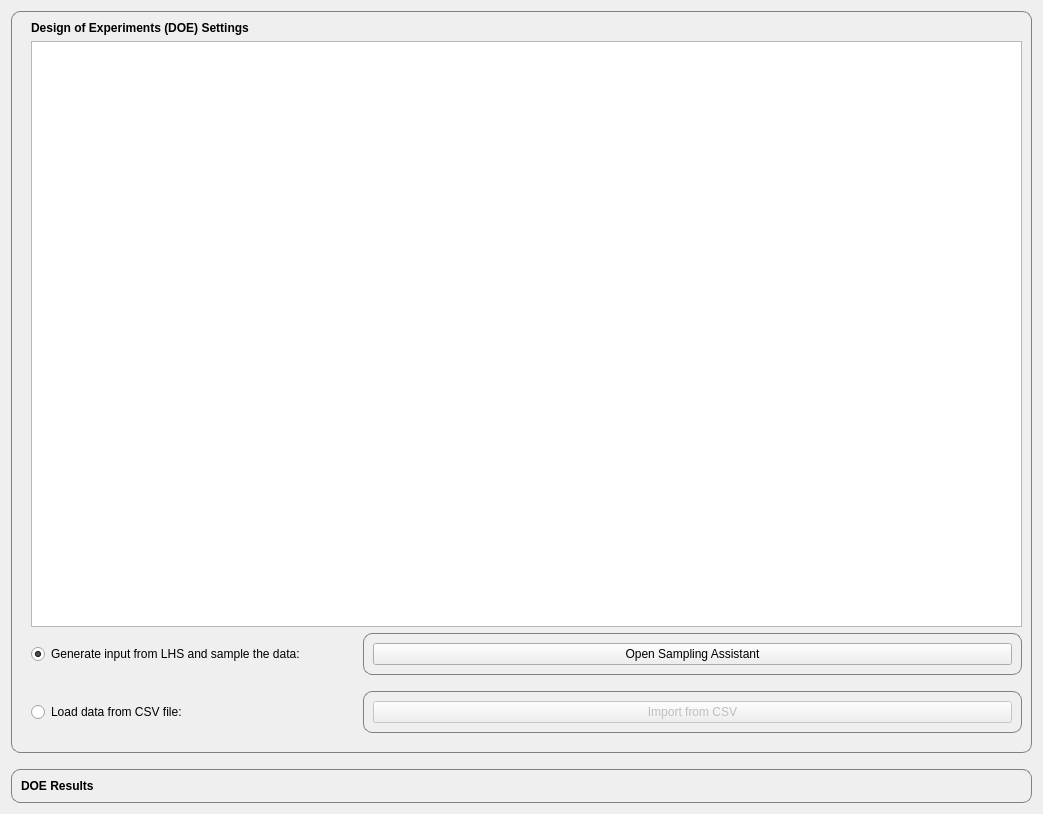
This is gui/views/ui_files/doetab.ui in feslima/metacontrol as Qt 5 draws it before an edit. The edited form follows.
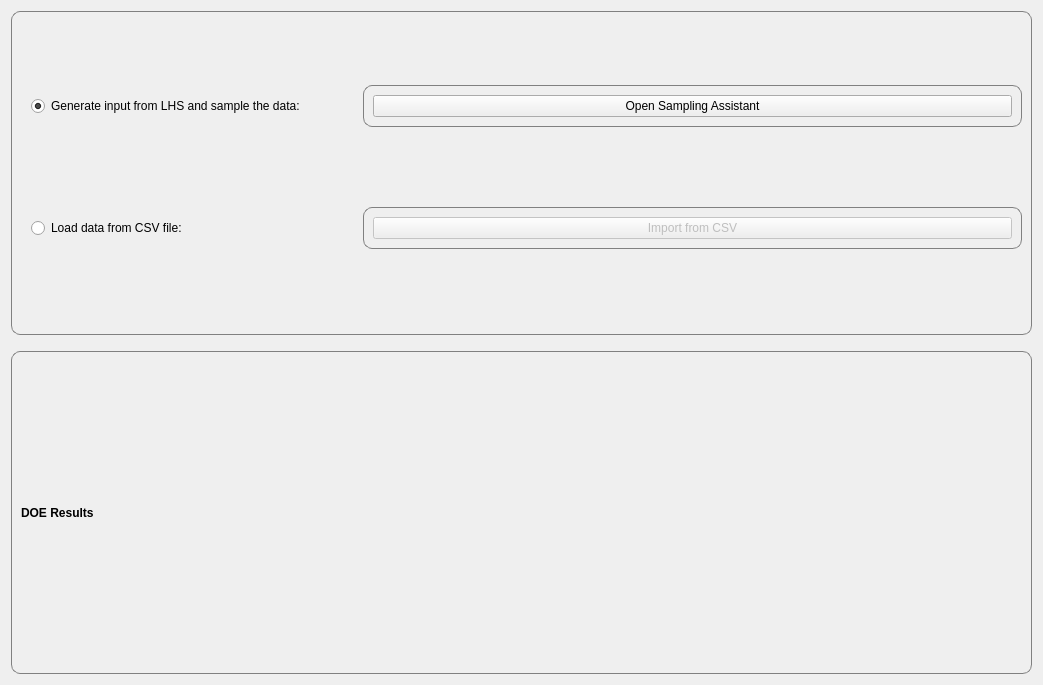
This is the edited form.

Commit message: doetab refactor (moved bounds table to sampling assistant)

What changed in the file:
```diff
--- a/gui/views/ui_files/doetab.ui
+++ b/gui/views/ui_files/doetab.ui
@@ -7,7 +7,7 @@
     <x>0</x>
     <y>0</y>
     <width>1043</width>
-    <height>814</height>
+    <height>685</height>
    </rect>
   </property>
   <property name="windowTitle">
@@ -86,7 +86,7 @@
       <string/>
      </property>
      <layout class="QGridLayout" name="gridLayout_6">
-      <item row="2" column="2" colspan="2">
+      <item row="0" column="2" colspan="2">
        <widget class="QGroupBox" name="groupBox_6">
         <property name="enabled">
          <bool>true</bool>
@@ -105,7 +105,7 @@
         </layout>
        </widget>
       </item>
-      <item row="4" column="2" colspan="2">
+      <item row="2" column="2" colspan="2">
        <widget class="QGroupBox" name="groupBox">
         <property name="enabled">
          <bool>false</bool>
@@ -124,27 +124,7 @@
         </layout>
        </widget>
       </item>
-      <item row="4" column="1">
-       <widget class="QRadioButton" name="csvEditorRadioButton">
-        <property name="text">
-         <string>Load data from CSV file:</string>
-        </property>
-        <property name="checked">
-         <bool>false</bool>
-        </property>
-       </widget>
-      </item>
-      <item row="2" column="1">
-       <widget class="QRadioButton" name="samplingAssistantRadioButton">
-        <property name="text">
-         <string>Generate input from LHS and sample the data:</string>
-        </property>
-        <property name="checked">
-         <bool>true</bool>
-        </property>
-       </widget>
-      </item>
-      <item row="2" column="0">
+      <item row="0" column="0">
        <spacer name="horizontalSpacer_7">
         <property name="orientation">
          <enum>Qt::Horizontal</enum>
@@ -160,20 +140,27 @@
         </property>
        </spacer>
       </item>
+      <item row="2" column="1">
+       <widget class="QRadioButton" name="csvEditorRadioButton">
+        <property name="text">
+         <string>Load data from CSV file:</string>
+        </property>
+        <property name="checked">
+         <bool>false</bool>
+        </property>
+       </widget>
+      </item>
       <item row="0" column="1">
-       <widget class="QLabel" name="label_18">
-        <property name="font">
-         <font>
-          <weight>75</weight>
-          <bold>true</bold>
-         </font>
-        </property>
+       <widget class="QRadioButton" name="samplingAssistantRadioButton">
         <property name="text">
-         <string>Design of Experiments (DOE) Settings</string>
+         <string>Generate input from LHS and sample the data:</string>
+        </property>
+        <property name="checked">
+         <bool>true</bool>
         </property>
        </widget>
       </item>
-      <item row="5" column="1">
+      <item row="3" column="1">
        <spacer name="verticalSpacer_4">
         <property name="orientation">
          <enum>Qt::Vertical</enum>
@@ -189,7 +176,7 @@
         </property>
        </spacer>
       </item>
-      <item row="3" column="1">
+      <item row="1" column="1">
        <spacer name="verticalSpacer_5">
         <property name="orientation">
          <enum>Qt::Vertical</enum>
@@ -205,22 +192,6 @@
         </property>
        </spacer>
       </item>
-      <item row="1" column="1" colspan="3">
-       <widget class="QTableView" name="tableViewInputVariables">
-        <property name="editTriggers">
-         <set>QAbstractItemView::AnyKeyPressed|QAbstractItemView::DoubleClicked|QAbstractItemView::EditKeyPressed</set>
-        </property>
-        <property name="selectionMode">
-         <enum>QAbstractItemView::SingleSelection</enum>
-        </property>
-        <property name="selectionBehavior">
-         <enum>QAbstractItemView::SelectItems</enum>
-        </property>
-        <attribute name="horizontalHeaderStretchLastSection">
-         <bool>true</bool>
-        </attribute>
-       </widget>
-      </item>
      </layout>
     </widget>
    </item>
```
The commit also changes 3 other files.
